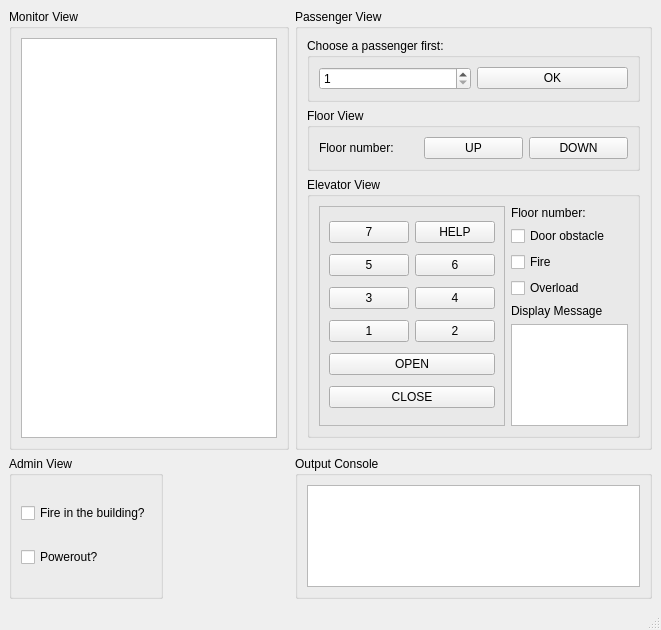
Above: mainwindow.ui from JennyHo5/elevator-simulator before the change. Below: the same form after it.
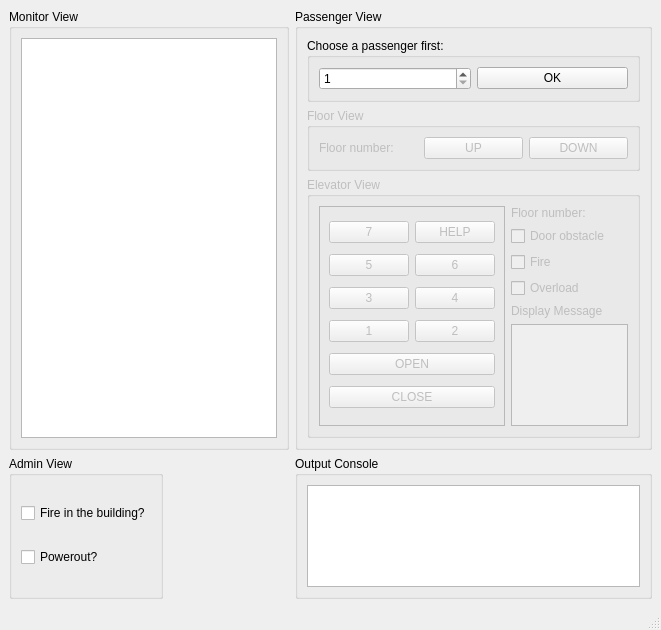
That is the form after the change.

Patch:
```diff
--- a/mainwindow.ui
+++ b/mainwindow.ui
@@ -61,6 +61,9 @@
        </item>
        <item>
         <widget class="QGroupBox" name="floorGroupBox">
+         <property name="enabled">
+          <bool>false</bool>
+         </property>
          <property name="title">
           <string>Floor View</string>
          </property>
@@ -91,6 +94,9 @@
        </item>
        <item>
         <widget class="QGroupBox" name="elevatorGroupBox">
+         <property name="enabled">
+          <bool>false</bool>
+         </property>
          <property name="title">
           <string>Elevator View</string>
          </property>
```
Left out of the diff: 6 changed lines with no effect on the pictures.
